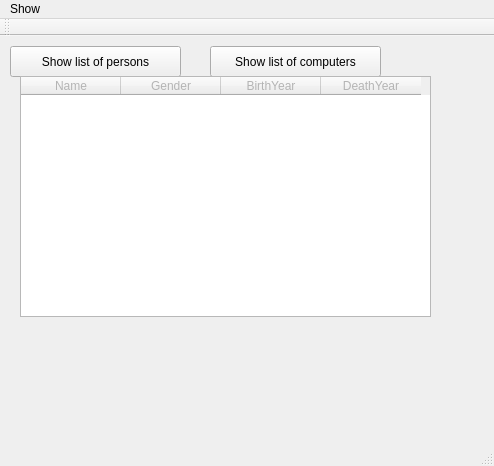
This is mainwindow.ui in maggawaage/skil3 as Qt 5 draws it before an edit. The edited form follows.
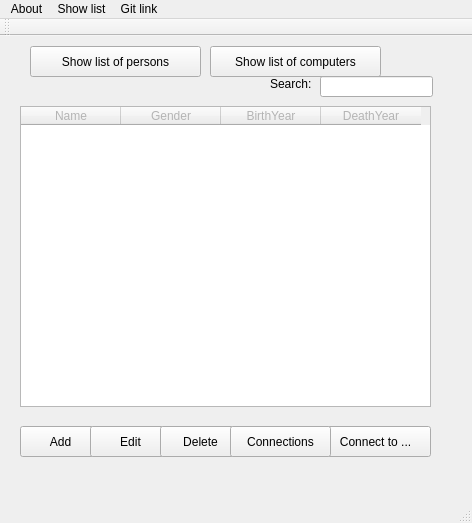
This is the edited form.

```diff
--- a/mainwindow.ui
+++ b/mainwindow.ui
@@ -6,8 +6,8 @@
    <rect>
     <x>0</x>
     <y>0</y>
-    <width>494</width>
-    <height>466</height>
+    <width>472</width>
+    <height>523</height>
    </rect>
   </property>
   <property name="windowTitle">
@@ -17,7 +17,7 @@
    <widget class="QPushButton" name="pushButtonPerson">
     <property name="geometry">
      <rect>
-      <x>10</x>
+      <x>30</x>
       <y>10</y>
       <width>171</width>
       <height>31</height>
@@ -44,9 +44,9 @@
     <property name="geometry">
      <rect>
       <x>20</x>
-      <y>40</y>
+      <y>70</y>
       <width>411</width>
-      <height>241</height>
+      <height>301</height>
      </rect>
     </property>
     <property name="toolTip">
@@ -76,21 +76,121 @@
      </property>
     </column>
    </widget>
+   <widget class="QPushButton" name="pushButtonAddPerson">
+    <property name="geometry">
+     <rect>
+      <x>20</x>
+      <y>390</y>
+      <width>81</width>
+      <height>31</height>
+     </rect>
+    </property>
+    <property name="text">
+     <string>Add</string>
+    </property>
+   </widget>
+   <widget class="QPushButton" name="pushButtonEditPerson">
+    <property name="geometry">
+     <rect>
+      <x>90</x>
+      <y>390</y>
+      <width>81</width>
+      <height>31</height>
+     </rect>
+    </property>
+    <property name="text">
+     <string>Edit</string>
+    </property>
+   </widget>
+   <widget class="QPushButton" name="pushButtonDeletePerson">
+    <property name="geometry">
+     <rect>
+      <x>160</x>
+      <y>390</y>
+      <width>81</width>
+      <height>31</height>
+     </rect>
+    </property>
+    <property name="text">
+     <string>Delete</string>
+    </property>
+   </widget>
+   <widget class="QPushButton" name="pushButtonConnectToComp">
+    <property name="geometry">
+     <rect>
+      <x>320</x>
+      <y>390</y>
+      <width>111</width>
+      <height>31</height>
+     </rect>
+    </property>
+    <property name="text">
+     <string>Connect to ...</string>
+    </property>
+   </widget>
+   <widget class="QPushButton" name="pushButtonShowConnections">
+    <property name="geometry">
+     <rect>
+      <x>230</x>
+      <y>390</y>
+      <width>101</width>
+      <height>31</height>
+     </rect>
+    </property>
+    <property name="text">
+     <string>Connections</string>
+    </property>
+   </widget>
+   <widget class="QLabel" name="labelSearch">
+    <property name="geometry">
+     <rect>
+      <x>270</x>
+      <y>40</y>
+      <width>59</width>
+      <height>16</height>
+     </rect>
+    </property>
+    <property name="text">
+     <string>Search:</string>
+    </property>
+   </widget>
+   <widget class="QLineEdit" name="lineEdit">
+    <property name="geometry">
+     <rect>
+      <x>320</x>
+      <y>40</y>
+      <width>113</width>
+      <height>21</height>
+     </rect>
+    </property>
+   </widget>
   </widget>
   <widget class="QMenuBar" name="menuBar">
    <property name="geometry">
     <rect>
      <x>0</x>
      <y>0</y>
-     <width>494</width>
+     <width>472</width>
      <height>22</height>
     </rect>
    </property>
    <widget class="QMenu" name="menuShow">
     <property name="title">
-     <string>Show</string>
+     <string>Git link</string>
     </property>
    </widget>
+   <widget class="QMenu" name="menuGit_link">
+    <property name="title">
+     <string>Show list</string>
+    </property>
+   </widget>
+   <widget class="QMenu" name="menuAbout">
+    <property name="title">
+     <string>About</string>
+    </property>
+   </widget>
+   <addaction name="menuAbout"/>
+   <addaction name="menuGit_link"/>
    <addaction name="menuShow"/>
   </widget>
   <widget class="QToolBar" name="mainToolBar">
```
